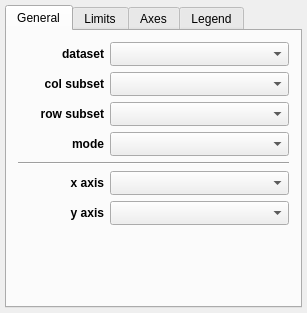
Qt form glue_heatmap/qt/options_widget.ui (gluesolutions/glue-heatmap) before a commit.
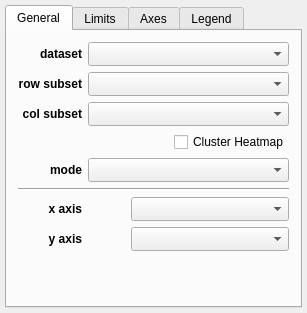
The same form after that commit. Custom widgets are drawn as their Qt base class.

Commit message: Move clustering to viewer options and deal with subset mask logic

The edit to the form file:
```diff
--- a/glue_heatmap/qt/options_widget.ui
+++ b/glue_heatmap/qt/options_widget.ui
@@ -39,7 +39,40 @@
        <string>General</string>
       </attribute>
       <layout class="QGridLayout" name="gridLayout_2">
-       <item row="8" column="0">
+       <item row="3" column="0">
+        <widget class="QLabel" name="label">
+         <property name="font">
+          <font>
+           <weight>75</weight>
+           <bold>true</bold>
+          </font>
+         </property>
+         <property name="text">
+          <string>row subset</string>
+         </property>
+         <property name="alignment">
+          <set>Qt::AlignRight|Qt::AlignTrailing|Qt::AlignVCenter</set>
+         </property>
+        </widget>
+       </item>
+       <item row="13" column="0">
+        <layout class="QVBoxLayout" name="layout_slices"/>
+       </item>
+       <item row="11" column="2" colspan="2">
+        <widget class="QComboBox" name="combosel_y_att_world">
+         <property name="sizeAdjustPolicy">
+          <enum>QComboBox::AdjustToMinimumContentsLengthWithIcon</enum>
+         </property>
+        </widget>
+       </item>
+       <item row="10" column="2" colspan="2">
+        <widget class="QComboBox" name="combosel_x_att_world">
+         <property name="sizeAdjustPolicy">
+          <enum>QComboBox::AdjustToMinimumContentsLengthWithIcon</enum>
+         </property>
+        </widget>
+       </item>
+       <item row="11" column="0">
         <widget class="QLabel" name="x_lab">
          <property name="font">
           <font>
@@ -55,7 +88,7 @@
          </property>
         </widget>
        </item>
-       <item row="10" column="1" colspan="2">
+       <item row="13" column="2" colspan="2">
         <spacer name="horizontalSpacer_2">
          <property name="orientation">
           <enum>Qt::Horizontal</enum>
@@ -69,44 +102,6 @@
         </spacer>
        </item>
        <item row="10" column="0">
-        <layout class="QVBoxLayout" name="layout_slices"/>
-       </item>
-       <item row="7" column="1" colspan="2">
-        <widget class="QComboBox" name="combosel_x_att_world">
-         <property name="sizeAdjustPolicy">
-          <enum>QComboBox::AdjustToMinimumContentsLengthWithIcon</enum>
-         </property>
-        </widget>
-       </item>
-       <item row="8" column="1" colspan="2">
-        <widget class="QComboBox" name="combosel_y_att_world">
-         <property name="sizeAdjustPolicy">
-          <enum>QComboBox::AdjustToMinimumContentsLengthWithIcon</enum>
-         </property>
-        </widget>
-       </item>
-       <item row="2" column="1" colspan="2">
-        <widget class="QComboBox" name="combosel_col_subset">
-         <property name="sizeAdjustPolicy">
-          <enum>QComboBox::AdjustToMinimumContentsLengthWithIcon</enum>
-         </property>
-        </widget>
-       </item>
-       <item row="1" column="1" colspan="2">
-        <widget class="QComboBox" name="combosel_reference_data">
-         <property name="sizeAdjustPolicy">
-          <enum>QComboBox::AdjustToMinimumContentsLengthWithIcon</enum>
-         </property>
-        </widget>
-       </item>
-       <item row="3" column="1" colspan="2">
-        <widget class="QComboBox" name="combosel_row_subset">
-         <property name="sizeAdjustPolicy">
-          <enum>QComboBox::AdjustToMinimumContentsLengthWithIcon</enum>
-         </property>
-        </widget>
-       </item>
-       <item row="7" column="0">
         <widget class="QLabel" name="x_lab">
          <property name="font">
           <font>
@@ -122,7 +117,7 @@
          </property>
         </widget>
        </item>
-       <item row="9" column="1">
+       <item row="12" column="2">
         <spacer name="verticalSpacer">
          <property name="orientation">
           <enum>Qt::Vertical</enum>
@@ -151,46 +146,14 @@
          </property>
         </widget>
        </item>
-       <item row="2" column="0">
-        <widget class="QLabel" name="label_5">
-         <property name="font">
-          <font>
-           <weight>75</weight>
-           <bold>true</bold>
-          </font>
-         </property>
-         <property name="text">
-          <string>col subset</string>
-         </property>
-         <property name="alignment">
-          <set>Qt::AlignRight|Qt::AlignTrailing|Qt::AlignVCenter</set>
-         </property>
-        </widget>
-       </item>
-       <item row="5" column="0" rowspan="2" colspan="3">
+       <item row="8" column="0" rowspan="2" colspan="4">
         <widget class="Line" name="line">
          <property name="orientation">
           <enum>Qt::Horizontal</enum>
          </property>
         </widget>
        </item>
-       <item row="3" column="0">
-        <widget class="QLabel" name="label">
-         <property name="font">
-          <font>
-           <weight>75</weight>
-           <bold>true</bold>
-          </font>
-         </property>
-         <property name="text">
-          <string>row subset</string>
-         </property>
-         <property name="alignment">
-          <set>Qt::AlignRight|Qt::AlignTrailing|Qt::AlignVCenter</set>
-         </property>
-        </widget>
-       </item>
-       <item row="4" column="0">
+       <item row="6" column="0">
         <widget class="QLabel" name="label_3">
          <property name="font">
           <font>
@@ -206,7 +169,51 @@
          </property>
         </widget>
        </item>
-       <item row="4" column="1" colspan="2">
+       <item row="4" column="0">
+        <widget class="QLabel" name="label_5">
+         <property name="font">
+          <font>
+           <weight>75</weight>
+           <bold>true</bold>
+          </font>
+         </property>
+         <property name="text">
+          <string>col subset</string>
+         </property>
+         <property name="alignment">
+          <set>Qt::AlignRight|Qt::AlignTrailing|Qt::AlignVCenter</set>
+         </property>
+        </widget>
+       </item>
+       <item row="5" column="3">
+        <widget class="QCheckBox" name="bool_cluster">
+         <property name="text">
+          <string>Cluster Heatmap</string>
+         </property>
+        </widget>
+       </item>
+       <item row="4" column="1" colspan="3">
+        <widget class="QComboBox" name="combosel_col_subset">
+         <property name="sizeAdjustPolicy">
+          <enum>QComboBox::AdjustToMinimumContentsLengthWithIcon</enum>
+         </property>
+        </widget>
+       </item>
+       <item row="3" column="1" colspan="3">
+        <widget class="QComboBox" name="combosel_row_subset">
+         <property name="sizeAdjustPolicy">
+          <enum>QComboBox::AdjustToMinimumContentsLengthWithIcon</enum>
+         </property>
+        </widget>
+       </item>
+       <item row="1" column="1" colspan="3">
+        <widget class="QComboBox" name="combosel_reference_data">
+         <property name="sizeAdjustPolicy">
+          <enum>QComboBox::AdjustToMinimumContentsLengthWithIcon</enum>
+         </property>
+        </widget>
+       </item>
+       <item row="6" column="1" colspan="3">
         <widget class="QComboBox" name="combosel_color_mode">
          <property name="sizeAdjustPolicy">
           <enum>QComboBox::AdjustToMinimumContentsLengthWithIcon</enum>
```
The commit also changes 5 other files.
